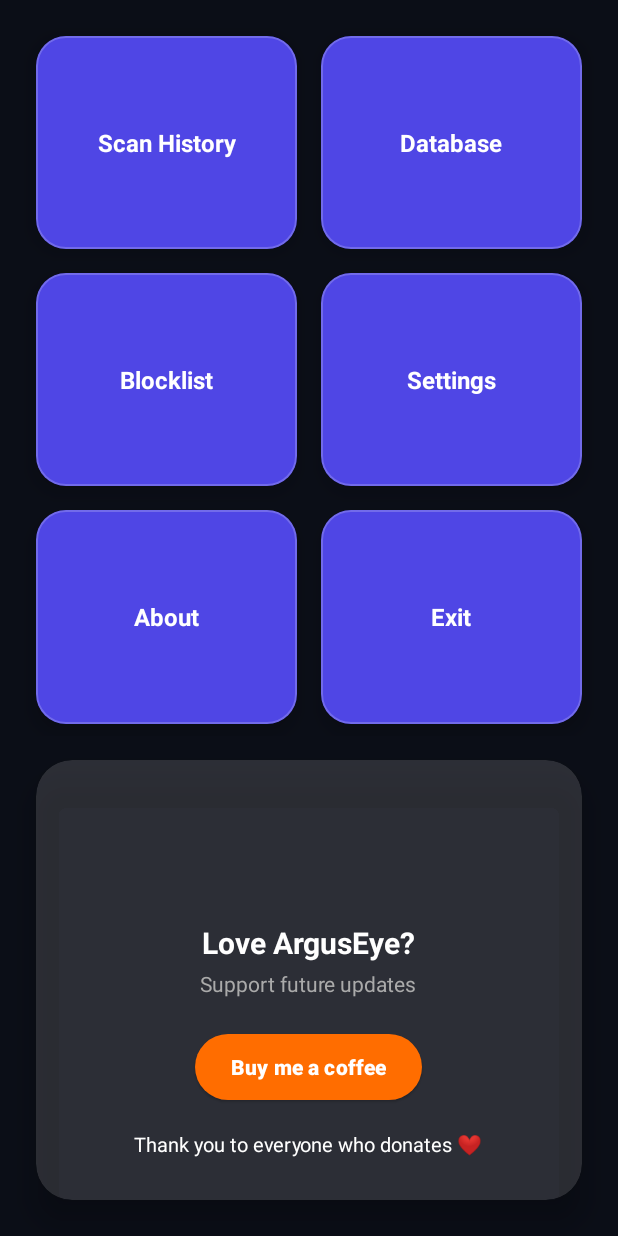
After one commit to LakshanWC/ArguesEye, an Android app: the MenuActivity screen opened directly, with no data from a screen before it, on a phone screen of 412 x 824 dp. The commit adds this screen. Run offline under Robolectric (Android 15) with nearby library versions, the phone set to English and light mode, and no system bars.

Commit message:
ui-update
added menu-ui
update home ui

```diff
--- a/app/src/main/AndroidManifest.xml
+++ b/app/src/main/AndroidManifest.xml
@@ -12,6 +12,9 @@
         android:supportsRtl="true"
         android:theme="@style/Theme.ArguesEye">
         <activity
+            android:name=".MenuActivity"
+            android:exported="false" />
+        <activity
             android:name=".MainActivity"
             android:exported="true">
             <intent-filter>
--- a/app/src/main/java/com/wclw/argueseye/MainActivity.java
+++ b/app/src/main/java/com/wclw/argueseye/MainActivity.java
@@ -1,9 +1,12 @@
 package com.wclw.argueseye;
 
+import android.content.Intent;
+import android.drm.DrmStore;
 import android.os.Bundle;
 import android.view.View;
 import android.widget.Button;
 import android.widget.EditText;
+import android.widget.ImageButton;
 import android.widget.TextView;
 
 import androidx.activity.EdgeToEdge;
@@ -32,6 +35,12 @@ public class MainActivity extends AppCompatActivity {
     }
 
 
+    public void goToMenu(View view){
+        ImageButton btn_menu = findViewById(R.id.btn_menu);
+        Intent menuIntent = new Intent(MainActivity.this,MenuActivity.class);
+        startActivity(menuIntent);
+    }
+
     public void verifyButtonClick(View view){
         Button button = findViewById(R.id.btn_verify);
         TextView tv_prefix = findViewById(R.id.tv_domain_prefix);
--- /dev/null
+++ b/app/src/main/java/com/wclw/argueseye/MenuActivity.java
@@ -0,0 +1,24 @@
+package com.wclw.argueseye;
+
+import android.os.Bundle;
+
+import androidx.activity.EdgeToEdge;
+import androidx.appcompat.app.AppCompatActivity;
+import androidx.core.graphics.Insets;
+import androidx.core.view.ViewCompat;
+import androidx.core.view.WindowInsetsCompat;
+
+public class MenuActivity extends AppCompatActivity {
+
+    @Override
+    protected void onCreate(Bundle savedInstanceState) {
+        super.onCreate(savedInstanceState);
+        EdgeToEdge.enable(this);
+        setContentView(R.layout.activity_menu);
+        ViewCompat.setOnApplyWindowInsetsListener(findViewById(R.id.main), (v, insets) -> {
+            Insets systemBars = insets.getInsets(WindowInsetsCompat.Type.systemBars());
+            v.setPadding(systemBars.left, systemBars.top, systemBars.right, systemBars.bottom);
+            return insets;
+        });
+    }
+}
--- /dev/null
+++ b/app/src/main/res/drawable/favorite_24px.xml
@@ -0,0 +1,10 @@
+<vector xmlns:android="http://schemas.android.com/apk/res/android"
+    android:width="24dp"
+    android:height="24dp"
+    android:viewportWidth="960"
+    android:viewportHeight="960"
+    android:tint="?attr/colorControlNormal">
+  <path
+      android:fillColor="@android:color/white"
+      android:pathData="M480,840L422,788Q321,697 255,631Q189,565 150,512.5Q111,460 95.5,416Q80,372 80,326Q80,232 143,169Q206,106 300,106Q352,106 399,128Q446,150 480,190Q514,150 561,128Q608,106 660,106Q754,106 817,169Q880,232 880,326Q880,372 864.5,416Q849,460 810,512.5Q771,565 705,631Q639,697 538,788L480,840ZM480,732Q576,646 638,584.5Q700,523 736,477.5Q772,432 786,396.5Q800,361 800,326Q800,266 760,226Q720,186 660,186Q613,186 573,212.5Q533,239 518,280L518,280L442,280L442,280Q427,239 387,212.5Q347,186 300,186Q240,186 200,226Q160,266 160,326Q160,361 174,396.5Q188,432 224,477.5Q260,523 322,584.5Q384,646 480,732ZM480,459Q480,459 480,459Q480,459 480,459Q480,459 480,459Q480,459 480,459Q480,459 480,459Q480,459 480,459Q480,459 480,459Q480,459 480,459L480,459L480,459L480,459Q480,459 480,459Q480,459 480,459Q480,459 480,459Q480,459 480,459Q480,459 480,459Q480,459 480,459Q480,459 480,459Q480,459 480,459Z"/>
+</vector>
--- a/app/src/main/res/layout/activity_main.xml
+++ b/app/src/main/res/layout/activity_main.xml
@@ -8,7 +8,7 @@
     tools:context=".MainActivity"
     android:background="@color/bg_primary">
 
-<!--contain logo and title-->
+    <!--contain logo and title-->
     <LinearLayout
         android:id="@+id/header"
         android:layout_width="match_parent"
@@ -17,10 +17,12 @@
         android:orientation="vertical">
 
         <ImageButton
+            android:id="@+id/btn_menu"
             android:layout_width="50dp"
             android:layout_height="50dp"
             android:background="@drawable/baseline_menu_24"
-            android:backgroundTint="@color/white"/>
+            android:backgroundTint="@color/white"
+            android:onClick="goToMenu"/>
 
         <TextView
             android:layout_width="match_parent"
@@ -33,7 +35,7 @@
 
     </LinearLayout>
 
-<!--contain other things-->
+    <!--contain other things-->
     <LinearLayout
         android:id="@+id/body"
         android:layout_width="match_parent"
@@ -43,7 +45,7 @@
         app:layout_constraintTop_toBottomOf="@+id/header"
         android:orientation="vertical">
 
-<!--contain search bar-->
+        <!--contain search bar-->
         <!-- Search bar fixed using LinearLayout instead of RelativeLayout -->
         <LinearLayout
             android:id="@+id/search_bar"
@@ -72,15 +74,15 @@
                 android:inputType="textUri"
                 android:padding="8dp"/>
 
-            <Button
+            <com.google.android.material.button.MaterialButton
                 android:id="@+id/btn_verify"
                 android:layout_width="wrap_content"
                 android:layout_height="wrap_content"
                 android:onClick="verifyButtonClick"
+                android:backgroundTint="@color/nice_blue"
                 android:text="Verify"
                 android:layout_marginStart="8dp"/>
         </LinearLayout>
-
 
         <ScrollView
             android:layout_width="match_parent"
@@ -127,7 +129,6 @@
                     android:text="www."
                     android:textColor="@color/text_primary"
                     android:paddingBottom="12dp"/>
-
 
                 <!-- 2. Domain & Final URL -->
                 <TextView
@@ -277,7 +278,7 @@
 
     </LinearLayout>
 
-<!--contain action related buttons-->
+    <!--contain action related buttons-->
     <LinearLayout
         android:id="@+id/footer"
         android:layout_width="match_parent"
@@ -295,29 +296,31 @@
             android:layout_height="wrap_content"
             android:orientation="horizontal">
 
-            <Button
+            <com.google.android.material.button.MaterialButton
                 android:id="@+id/btn_block"
                 android:layout_width="0dp"
                 android:layout_height="wrap_content"
                 android:layout_weight="1"
+                android:backgroundTint="@color/btn_block"
                 android:text="Block Url"/>
 
-            <Button
+            <com.google.android.material.button.MaterialButton
                 android:id="@+id/btn_continue"
                 android:layout_width="0dp"
                 android:layout_height="wrap_content"
                 android:layout_weight="1"
                 android:layout_marginStart="10dp"
-                android:text="Continue"/>
+                android:backgroundTint="@color/btn_continue_anyway"
+                android:text="Continue Any Way"/>
         </LinearLayout>
 
-        <Button
+        <com.google.android.material.button.MaterialButton
             android:id="@+id/btn_open_sandbox"
             android:layout_width="match_parent"
             android:layout_height="wrap_content"
             android:layout_marginTop="10dp"
+            android:backgroundTint="@color/btn_sandbox"
             android:text="Open in Sandbox Environment"/>
     </LinearLayout>
 
-
 </androidx.constraintlayout.widget.ConstraintLayout>
--- /dev/null
+++ b/app/src/main/res/layout/activity_menu.xml
@@ -0,0 +1,263 @@
+<?xml version="1.0" encoding="utf-8"?>
+<androidx.constraintlayout.widget.ConstraintLayout xmlns:android="http://schemas.android.com/apk/res/android"
+    xmlns:app="http://schemas.android.com/apk/res-auto"
+    xmlns:tools="http://schemas.android.com/tools"
+    android:id="@+id/main"
+    android:layout_width="match_parent"
+    android:layout_height="match_parent"
+    android:background="@color/bg_primary"
+    tools:context=".MenuActivity">
+
+
+        <!-- 2×3 responsive grid -->
+        <GridLayout
+            android:id="@+id/grid_menu"
+            android:layout_width="0dp"
+            android:layout_height="0dp"
+            android:columnCount="2"
+            android:rowCount="3"
+            android:alignmentMode="alignBounds"
+            android:useDefaultMargins="true"
+            android:padding="16dp"
+            app:layout_constraintTop_toTopOf="parent"
+            app:layout_constraintStart_toStartOf="parent"
+            app:layout_constraintEnd_toEndOf="parent"
+            app:layout_constraintBottom_toTopOf="@+id/donation_section"
+            app:layout_constraintVertical_bias="0">
+
+            <!-- Re-usable card style can be extracted to styles.xml if you want -->
+            <com.google.android.material.card.MaterialCardView
+                style="@style/Widget.Material3.CardView.Elevated"
+                android:layout_width="0dp"
+                android:layout_height="0dp"
+                android:layout_columnWeight="1"
+                android:layout_rowWeight="1"
+                android:layout_margin="8dp"
+                android:clickable="true"
+                android:focusable="true"
+                app:cardCornerRadius="20dp"
+                app:cardElevation="8dp"
+                app:strokeColor="#33FFFFFF"
+                app:strokeWidth="1dp"
+                app:cardBackgroundColor="@android:color/transparent">
+
+                <TextView
+                    android:layout_width="match_parent"
+                    android:layout_height="match_parent"
+                    android:gravity="center"
+                    android:text="Scan History"
+                    android:textSize="16sp"
+                    android:textStyle="bold"
+                    android:textColor="@color/white"
+                    android:background="@color/nice_blue" />
+            </com.google.android.material.card.MaterialCardView>
+
+            <!-- Repeat the same card 5 more times with different text / ids -->
+            <com.google.android.material.card.MaterialCardView
+                android:id="@+id/btn_database"
+                style="@style/Widget.Material3.CardView.Elevated"
+                android:layout_width="0dp"
+                android:layout_height="0dp"
+                android:layout_columnWeight="1"
+                android:layout_rowWeight="1"
+                android:layout_margin="8dp"
+                android:clickable="true"
+                android:focusable="true"
+                app:cardCornerRadius="20dp"
+                app:cardElevation="8dp"
+                app:strokeColor="#33FFFFFF"
+                app:strokeWidth="1dp"
+                app:cardBackgroundColor="@android:color/transparent">
+
+                <TextView
+                    android:layout_width="match_parent"
+                    android:layout_height="match_parent"
+                    android:gravity="center"
+                    android:text="Database"
+                    android:textSize="16sp"
+                    android:textStyle="bold"
+                    android:textColor="@color/white"
+                    android:background="@color/nice_blue" />
+            </com.google.android.material.card.MaterialCardView>
+
+            <!-- Blocklist -->
+            <com.google.android.material.card.MaterialCardView
+                android:id="@+id/btn_blocklist"
+                style="@style/Widget.Material3.CardView.Elevated"
+                android:layout_width="0dp"
+                android:layout_height="0dp"
+                android:layout_columnWeight="1"
+                android:layout_rowWeight="1"
+                android:layout_margin="8dp"
+                android:clickable="true"
+                android:focusable="true"
+                app:cardCornerRadius="20dp"
+                app:cardElevation="8dp"
+                app:strokeColor="#33FFFFFF"
+                app:strokeWidth="1dp"
+                app:cardBackgroundColor="@android:color/transparent">
+
+                <TextView
+                    android:layout_width="match_parent"
+                    android:layout_height="match_parent"
+                    android:gravity="center"
+                    android:text="Blocklist"
+                    android:textSize="16sp"
+                    android:textStyle="bold"
+                    android:textColor="@color/white"
+                    android:background="@color/nice_blue" />
+            </com.google.android.material.card.MaterialCardView>
+
+            <!-- Settings -->
+            <com.google.android.material.card.MaterialCardView
+                android:id="@+id/btn_settings"
+                style="@style/Widget.Material3.CardView.Elevated"
+                android:layout_width="0dp"
+                android:layout_height="0dp"
+                android:layout_columnWeight="1"
+                android:layout_rowWeight="1"
+                android:layout_margin="8dp"
+                android:clickable="true"
+                android:focusable="true"
+                app:cardCornerRadius="20dp"
+                app:cardElevation="8dp"
+                app:strokeColor="#33FFFFFF"
+                app:strokeWidth="1dp"
+                app:cardBackgroundColor="@android:color/transparent">
+
+                <TextView
+                    android:layout_width="match_parent"
+                    android:layout_height="match_parent"
+                    android:gravity="center"
+                    android:text="Settings"
+                    android:textSize="16sp"
+                    android:textStyle="bold"
+                    android:textColor="@color/white"
+                    android:background="@color/nice_blue" />
+            </com.google.android.material.card.MaterialCardView>
+
+            <!-- About -->
+            <com.google.android.material.card.MaterialCardView
+                android:id="@+id/btn_about"
+                style="@style/Widget.Material3.CardView.Elevated"
+                android:layout_width="0dp"
+                android:layout_height="0dp"
+                android:layout_columnWeight="1"
+                android:layout_rowWeight="1"
+                android:layout_margin="8dp"
+                android:clickable="true"
+                android:focusable="true"
+                app:cardCornerRadius="20dp"
+                app:cardElevation="8dp"
+                app:strokeColor="#33FFFFFF"
+                app:strokeWidth="1dp"
+                app:cardBackgroundColor="@android:color/transparent">
+
+                <TextView
+                    android:layout_width="match_parent"
+                    android:layout_height="match_parent"
+                    android:gravity="center"
+                    android:text="About"
+                    android:textSize="16sp"
+                    android:textStyle="bold"
+                    android:textColor="@color/white"
+                    android:background="@color/nice_blue" />
+            </com.google.android.material.card.MaterialCardView>
+
+            <!-- Exit -->
+            <com.google.android.material.card.MaterialCardView
+                android:id="@+id/btn_exit"
+                style="@style/Widget.Material3.CardView.Elevated"
+                android:layout_width="0dp"
+                android:layout_height="0dp"
+                android:layout_columnWeight="1"
+                android:layout_rowWeight="1"
+                android:layout_margin="8dp"
+                android:clickable="true"
+                android:focusable="true"
+                app:cardCornerRadius="20dp"
+                app:cardElevation="8dp"
+                app:strokeColor="#33FFFFFF"
+                app:strokeWidth="1dp"
+                app:cardBackgroundColor="@android:color/transparent">
+
+                <TextView
+                    android:layout_width="match_parent"
+                    android:layout_height="match_parent"
+                    android:gravity="center"
+                    android:text="Exit"
+                    android:textSize="16sp"
+                    android:textStyle="bold"
+                    android:textColor="@color/white"
+                    android:background="@color/nice_blue" />
+            </com.google.android.material.card.MaterialCardView>
+
+        </GridLayout>
+
+        <!-- Donation / Support section -->
+        <androidx.cardview.widget.CardView
+            android:id="@+id/donation_section"
+            android:layout_width="0dp"
+            android:layout_height="wrap_content"
+            android:layout_margin="24dp"
+            app:cardCornerRadius="24dp"
+            app:cardElevation="12dp"
+            app:cardBackgroundColor="#22FFFFFF"
+            app:layout_constraintBottom_toBottomOf="parent"
+            app:layout_constraintStart_toStartOf="parent"
+            app:layout_constraintEnd_toEndOf="parent">
+
+            <LinearLayout
+                android:layout_width="match_parent"
+                android:layout_height="wrap_content"
+                android:orientation="vertical"
+                android:padding="28dp"
+                android:gravity="center">
+
+                <ImageView
+                    android:layout_width="68dp"
+                    android:layout_height="68dp"
+                    android:tint="#40C4FF"
+                    android:layout_marginBottom="12dp"/>
+
+                <TextView
+                    android:layout_width="wrap_content"
+                    android:layout_height="wrap_content"
+                    android:text="Love ArgusEye?"
+                    android:textSize="20sp"
+                    android:textStyle="bold"
+                    android:textColor="@color/text_primary"/>
+
+                <TextView
+                    android:layout_width="wrap_content"
+                    android:layout_height="wrap_content"
+                    android:text="Support future updates"
+                    android:textSize="14sp"
+                    android:textColor="@color/text_secondary"
+                    android:layout_marginTop="4dp"
+                    android:layout_marginBottom="20dp"/>
+
+                <com.google.android.material.button.MaterialButton
+                    android:id="@+id/btn_support"
+                    style="@style/Widget.Material3.Button.ElevatedButton"
+                    android:layout_width="wrap_content"
+                    android:layout_height="52dp"
+                    android:text="Buy me a coffee"
+                    android:textStyle="bold"
+                    android:textColor="@color/white"
+                    app:backgroundTint="@color/accent_orange"
+                    app:iconGravity="textStart"
+                    app:iconPadding="12dp"/>
+
+                <TextView
+                    android:layout_width="wrap_content"
+                    android:layout_height="wrap_content"
+                    android:layout_marginTop="16dp"
+                    android:text="Thank you to everyone who donates ❤️"
+                    android:textColor="@color/white"
+                    android:textSize="13sp"/>
+
+            </LinearLayout>
+        </androidx.cardview.widget.CardView>
+
+</androidx.constraintlayout.widget.ConstraintLayout>
--- a/app/src/main/res/values/colors.xml
+++ b/app/src/main/res/values/colors.xml
@@ -9,4 +9,18 @@
     <color name="danger_red">#FF3B30</color>
     <color name="text_primary">#FFFFFF</color>
     <color name="text_secondary">#AAAAAA</color>
+
+
+    <color name="accent_orange">#FF6D00</color>
+    <color name="love_red">#FF3B30</color>
+    <color name="card_stroke">#33FFFFFF</color>
+
+    <color name="nice_blue">#4F46E5</color>
+    <color name="block_url">#D32F2F</color>
+
+    <color name="btn_block">#D32F2F</color>          <!-- Red 700 -->
+    <color name="btn_continue_anyway">#F57C00</color> <!-- Orange 700 -->
+    <color name="btn_sandbox">#1565C0</color>
+
+
 </resources>
--- a/app/src/main/res/values/strings.xml
+++ b/app/src/main/res/values/strings.xml
@@ -1,3 +1,4 @@
 <resources>
     <string name="app_name">ArguesEye</string>
+    <string name="app_version">Version 0.0.0.1</string>
 </resources>
```
